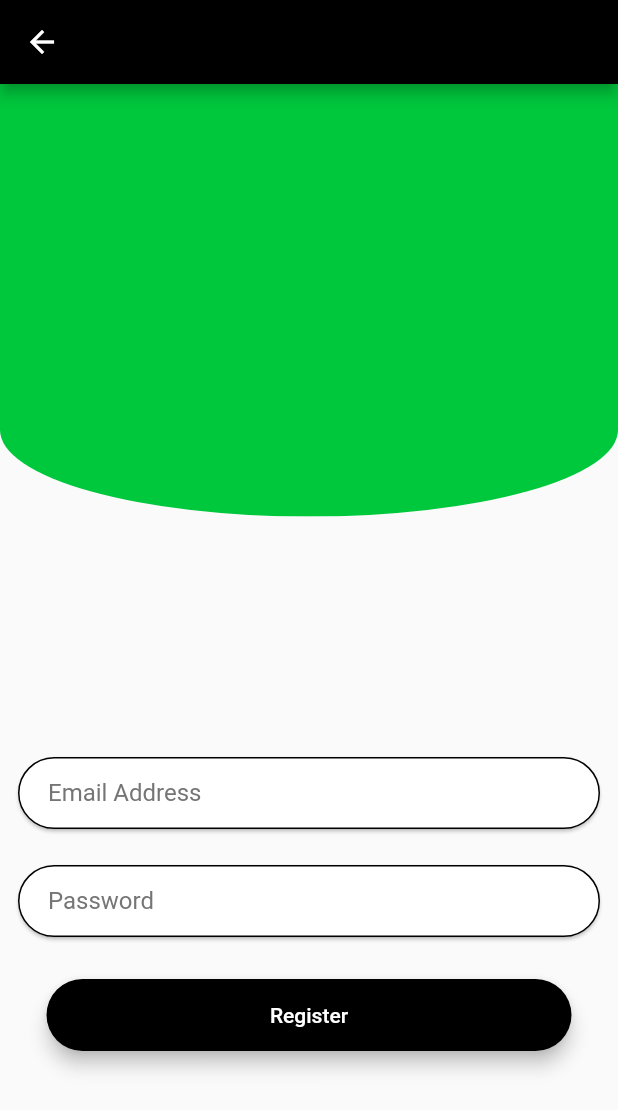
After one commit to alisince96/TaxioDriver, a Flutter app: the screen it shows after launch, after a tap on "Sign In", on a phone screen of 412 x 824 dp. The commit adds this screen. Shown: the top 1110 px of the screen. Run offline on Flutter 3.47's test engine with Material 2 defaults, Android fonts, the light colour scheme and no system bars; our stand-ins replace country_code_picker, geolocator, google_maps_flutter; missing offline and left inert: google_maps_place_picker.

Commit message:
SignIN Design

```diff
--- a/lib/Screens/AuthScreen.dart
+++ b/lib/Screens/AuthScreen.dart
@@ -1,7 +1,7 @@
 import 'package:flutter/material.dart';
 import '../Constants/Constants.dart';
-import 'HomeScreen.dart';
 import 'RegisterPhoneScreen.dart';
+import 'SignInScreen.dart';
 
 class AuthScreen extends StatelessWidget {
   @override
@@ -31,7 +31,7 @@ class AuthScreen extends StatelessWidget {
               width: deviceSize.width * 0.7,
               child: Column(
                 children: [
-                  ButtonWidget(HomeScreen.routeName, 'Sign In'),
+                  ButtonWidget(SignInScreen.routeName, 'Sign In'),
                   ButtonWidget(RegisterPhoneScreen.routeName, 'Register'),
                 ],
               ),
--- /dev/null
+++ b/lib/Screens/SignInScreen.dart
@@ -0,0 +1,91 @@
+import 'package:flutter/cupertino.dart';
+import 'package:flutter/material.dart';
+import 'package:taxio/Constants/Constants.dart';
+import 'package:taxio/Screens/HomeScreen.dart';
+
+class SignInScreen extends StatefulWidget {
+  static const routeName = '/SignInScreen';
+
+  @override
+  _SignInScreenState createState() => _SignInScreenState();
+}
+
+class _SignInScreenState extends State<SignInScreen> {
+  TextEditingController emailController = TextEditingController();
+  TextEditingController passwordController = TextEditingController();
+
+  bool _validate = false;
+
+  String emailHint = 'Email Address';
+  String passwordHint = 'Password';
+
+  @override
+  Widget build(BuildContext context) {
+    return Scaffold(
+      appBar: AppBar(
+        backgroundColor: Colors.black,
+      ),
+      body: SingleChildScrollView(
+        child: Column(
+          children: [
+            Container(
+              height: deviceSize.height * 0.35,
+              child: background(),
+            ),
+            SizedBox(
+              height: deviceSize.height * 0.18,
+            ),
+            Padding(
+              padding: const EdgeInsets.all(8.0),
+              child: Card(
+                shape: RoundedRectangleBorder(
+                    borderRadius: BorderRadius.circular(100.0),
+                    side: BorderSide(color: Colors.black)),
+                child: Padding(
+                  padding: const EdgeInsets.symmetric(horizontal: 20.0),
+                  child: TextField(
+                    controller: emailController,
+                    keyboardType: TextInputType.emailAddress,
+                    decoration: InputDecoration(
+                      hintText: emailHint,
+                      hintStyle: TextStyle(
+                          color:
+                              _validate ? Colors.redAccent : Colors.grey[600]),
+                      border: InputBorder.none,
+                      focusedBorder: InputBorder.none,
+                      enabledBorder: InputBorder.none,
+                    ),
+                  ),
+                ),
+              ),
+            ),
+            Padding(
+              padding: const EdgeInsets.all(8.0),
+              child: Card(
+                shape: RoundedRectangleBorder(
+                    borderRadius: BorderRadius.circular(100.0),
+                    side: BorderSide(color: Colors.black)),
+                child: Padding(
+                  padding: const EdgeInsets.symmetric(horizontal: 20.0),
+                  child: TextField(
+                    controller: passwordController,
+                    decoration: InputDecoration(
+                      hintText: passwordHint,
+                      hintStyle: TextStyle(
+                          color:
+                              _validate ? Colors.redAccent : Colors.grey[600]),
+                      border: InputBorder.none,
+                      focusedBorder: InputBorder.none,
+                      enabledBorder: InputBorder.none,
+                    ),
+                  ),
+                ),
+              ),
+            ),
+            ButtonWidget(HomeScreen.routeName, 'Register'),
+          ],
+        ),
+      ),
+    );
+  }
+}
--- a/lib/main.dart
+++ b/lib/main.dart
@@ -15,6 +15,7 @@ import 'Screens/AuthScreen.dart';
 import 'Screens/FareEstimateScreen.dart';
 import 'Screens/OPTscreen.dart';
 import 'Screens/RegisterNameEmailPW.dart';
+import 'Screens/SignInScreen.dart';
 
 void main() {
   runApp(MyApp());
@@ -43,6 +44,7 @@ class MyApp extends StatelessWidget {
         RegisterPhoneScreen.routeName: (ctx) => RegisterPhoneScreen(),
         RegisterNameEmailPW.routeName: (ctx) => RegisterNameEmailPW(),
         OPTscreen.routeName: (ctx) => OPTscreen(),
+        SignInScreen.routeName: (ctx) => SignInScreen(),
       },
     );
   }
```
Also changed, not shown: 3 other files.
